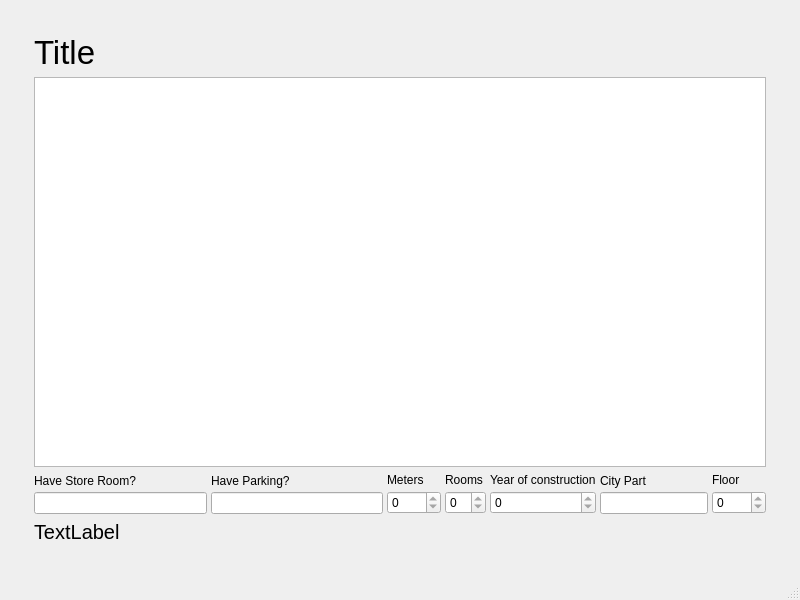
Qt form Resources/ShowAdAdmin.ui (Danial-Movahed/SOAS) before a commit.
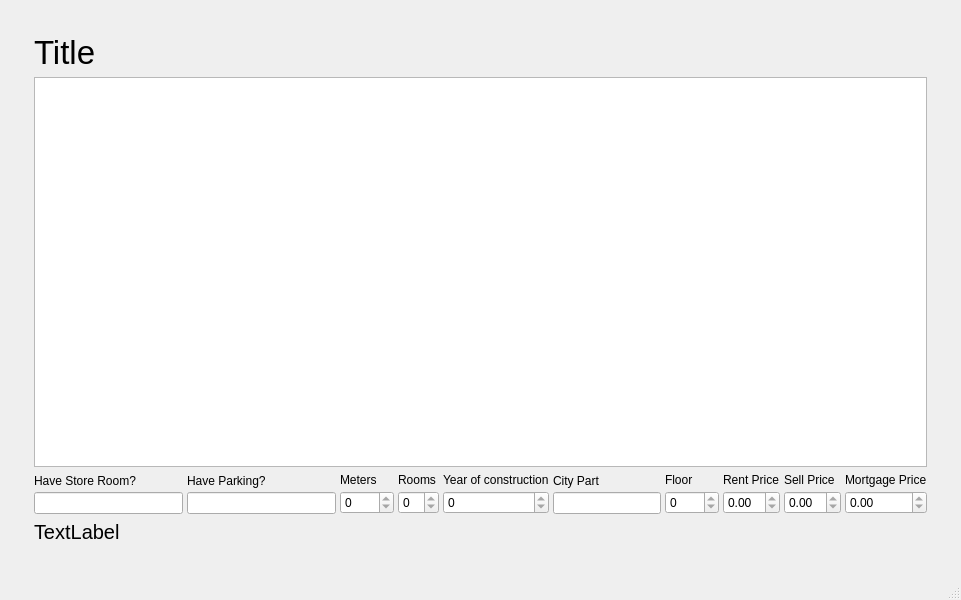
The same form after that commit.

The edit to the form file:
```diff
--- a/Resources/ShowAdAdmin.ui
+++ b/Resources/ShowAdAdmin.ui
@@ -9,7 +9,7 @@
    <rect>
     <x>0</x>
     <y>0</y>
-    <width>800</width>
+    <width>961</width>
     <height>600</height>
    </rect>
   </property>
@@ -196,6 +196,60 @@
           </item>
          </layout>
         </item>
+        <item>
+         <layout class="QVBoxLayout" name="verticalLayout_12">
+          <item>
+           <widget class="QLabel" name="RentLabel">
+            <property name="text">
+             <string>Rent Price</string>
+            </property>
+           </widget>
+          </item>
+          <item>
+           <widget class="QDoubleSpinBox" name="RentPrice">
+            <property name="readOnly">
+             <bool>true</bool>
+            </property>
+           </widget>
+          </item>
+         </layout>
+        </item>
+        <item>
+         <layout class="QVBoxLayout" name="verticalLayout_8">
+          <item>
+           <widget class="QLabel" name="SellLabel">
+            <property name="text">
+             <string>Sell Price</string>
+            </property>
+           </widget>
+          </item>
+          <item>
+           <widget class="QDoubleSpinBox" name="SellPrice">
+            <property name="readOnly">
+             <bool>true</bool>
+            </property>
+           </widget>
+          </item>
+         </layout>
+        </item>
+        <item>
+         <layout class="QVBoxLayout" name="verticalLayout_11">
+          <item>
+           <widget class="QLabel" name="MortLabel">
+            <property name="text">
+             <string>Mortgage Price</string>
+            </property>
+           </widget>
+          </item>
+          <item>
+           <widget class="QDoubleSpinBox" name="MortPrice">
+            <property name="readOnly">
+             <bool>true</bool>
+            </property>
+           </widget>
+          </item>
+         </layout>
+        </item>
        </layout>
       </item>
       <item>
```
Left out of the diff: 2 changed lines with no effect on the pictures.
